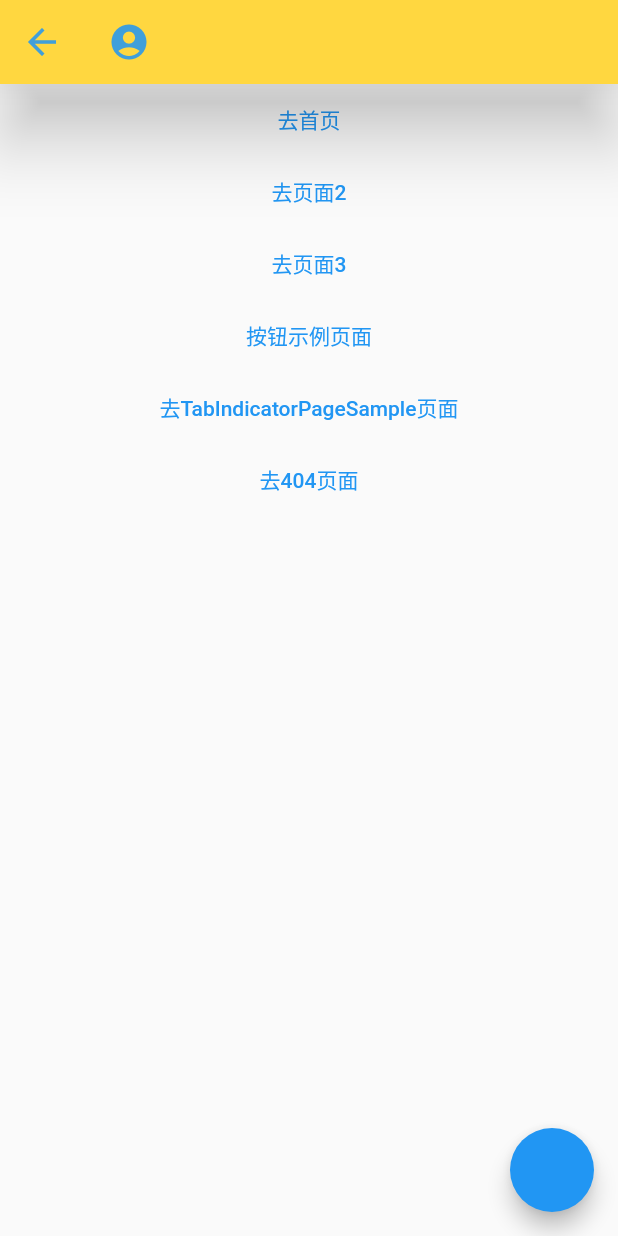
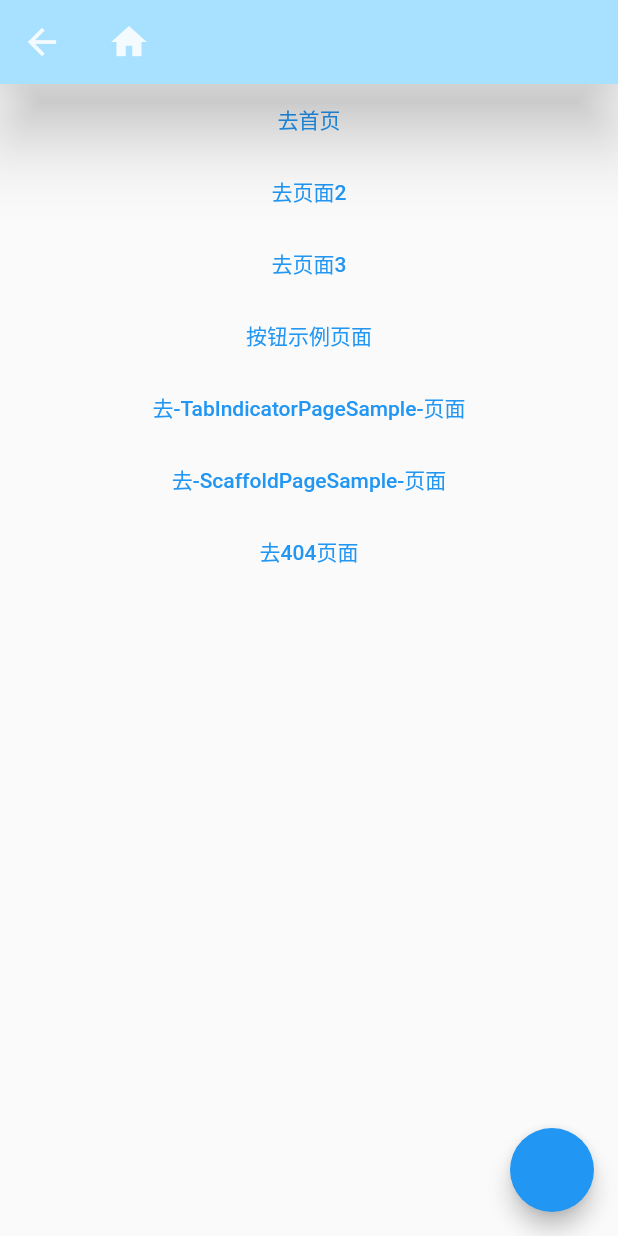
Before and after one commit to a454892215/my_flutter, a Flutter app: the screen it shows after launch, after a tap on "去首页", on a phone screen of 412 x 824 dp. Run offline on Flutter 3.47's test engine with Material 2 defaults, Android fonts, the phone set to English and light mode, and no system bars; our stand-ins replace fluttertoast.

Commit message:
示例页面集合

```diff
--- a/lib/pages/page1.dart
+++ b/lib/pages/page1.dart
@@ -20,8 +20,7 @@ class Page1State extends State {
   Widget build(BuildContext context) {
     return Scaffold(
       appBar: AppBar(
-        title: const Icon(Icons.account_circle),
-        iconTheme: const IconThemeData(color: Colors.blue),
+        title: const Icon(Icons.home)
       ),
       floatingActionButton: FloatingActionButton(
         onPressed: () {
@@ -36,7 +35,8 @@ class Page1State extends State {
           RouterButton(params: ["/page2", "去页面2"]),
           RouterButton(params: ["/page3", "去页面3"]),
           RouterButton(params: ["/ButtonSamplePage", "按钮示例页面"]),
-          RouterButton(params: ["/TabIndicatorPageSample", "去TabIndicatorPageSample页面"]),
+          RouterButton(params: ["/TabIndicatorPageSample", "去-TabIndicatorPageSample-页面"]),
+          RouterButton(params: ["/ScaffoldPageSample", "去-ScaffoldPageSample-页面"]),
           RouterButton(params: ["/page999", "去404页面"]),
         ],
       )),
```
Also changed, not shown: lib/flutter_learn/scaffold_sample.dart (+17 -15 lines), lib/material_apps.dart (+9 -11 lines).
